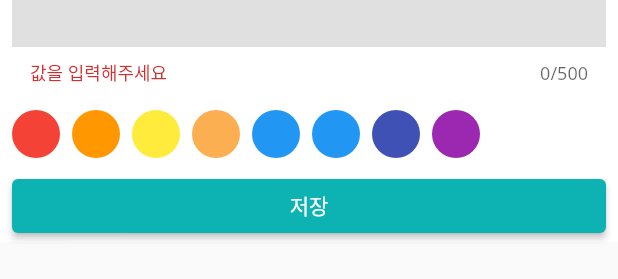
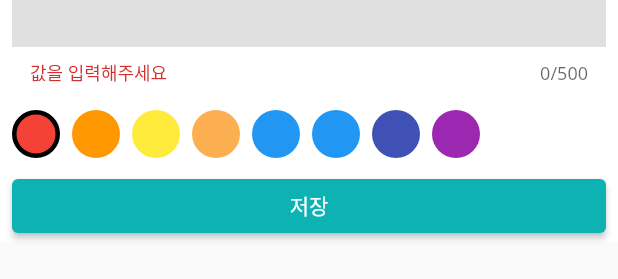
Before and after one commit to wogks/yamancalendar, a Flutter app: the ScheduleBottomSheet widget shown alone on an empty page, opened directly, on a phone screen of 412 x 824 dp. Shown: the part 376-655 px from the top of the screen. Run offline on Flutter 3.47's test engine with Material 2 defaults, Android fonts, the phone set to English and light mode, and no system bars; our stand-ins replace drift, get_it, table_calendar; accounts and stored records are empty; generated files the repository leaves out were written again.

Commit message:
Feat: 색상 상태관리

```diff
--- a/lib/component/schedule_bottom_sheet.dart
+++ b/lib/component/schedule_bottom_sheet.dart
@@ -18,6 +18,7 @@ class _ScheduleBottomSheetState extends State<ScheduleBottomSheet> {
   int? startTime;
   int? endTime;
   String? content;
+  int? selectedColorId;
 
   @override
   Widget build(BuildContext context) {
@@ -62,13 +63,19 @@ class _ScheduleBottomSheetState extends State<ScheduleBottomSheet> {
                       future: GetIt.I<LocalDatabase>().getCategoryColors(),
                       builder: (context, snapshot) {
                         print(snapshot.data);
+                        if (snapshot.hasData &&
+                            selectedColorId == null &&
+                            snapshot.data!.isNotEmpty) {
+                          selectedColorId == snapshot.data![0].id;
+                        }
                         return _ColorPicker(
-                          colors: snapshot.hasData
-                              ? snapshot.data!
-                                  .map((e) => Color(
-                                      int.parse('FF${e.hexCode}', radix: 16)))
-                                  .toList()
-                              : [],
+                          colorIdSetter: (id) {
+                            setState(() {
+                              selectedColorId = id;
+                            });
+                          },
+                          colors: snapshot.hasData ? snapshot.data! : [],
+                          selectedColorId: selectedColorId ?? 1,
                         );
                       },
                     ),
@@ -147,9 +154,17 @@ class _Contents extends StatelessWidget {
   }
 }
 
+typedef ColorIdSetter = void Function(int id);
+
 class _ColorPicker extends StatelessWidget {
-  final List<Color> colors;
-  const _ColorPicker({required this.colors});
+  final List<CategoryColor> colors;
+  final int selectedColorId;
+  final ColorIdSetter colorIdSetter;
+  const _ColorPicker({
+    required this.colors,
+    required this.selectedColorId,
+    required this.colorIdSetter,
+  });
 
   @override
   Widget build(BuildContext context) {
@@ -159,15 +174,28 @@ class _ColorPicker extends StatelessWidget {
       spacing: 8,
       //상하간격
       runSpacing: 10,
-      children: colors.map((e) => renderColor(e)).toList(),
+      children: colors
+          .map(
+            (e) => GestureDetector(
+              onTap: () {
+                colorIdSetter(e.id);
+              },
+              child: renderColor(
+                e,
+                selectedColorId == e.id,
+              ),
+            ),
+          )
+          .toList(),
     );
   }
 
-  Widget renderColor(Color color) {
+  Widget renderColor(CategoryColor color, bool isSelected) {
     return Container(
       decoration: BoxDecoration(
+        border: isSelected ? Border.all(color: Colors.black, width: 3) : null,
         shape: BoxShape.circle,
-        color: color,
+        color: Color(int.parse('FF${color.hexCode}', radix: 16)),
       ),
       width: 32,
       height: 32,
```
